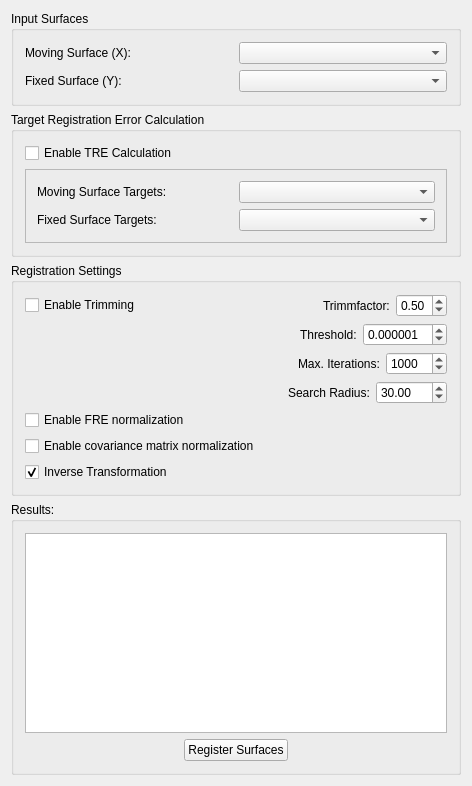
Above: Plugins/org.mitk.gui.qt.surfaceregistration/src/internal/QmitkSurfaceRegistrationViewControls.ui from MITK/MITK before the change. Below: the same form after it.
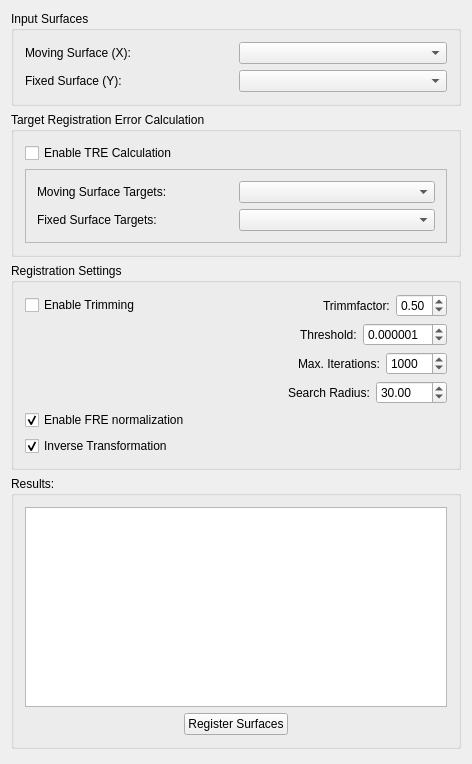
That is the form after the change. Custom widgets are drawn as their Qt base class.

The edit to the form file:
```diff
--- a/Plugins/org.mitk.gui.qt.surfaceregistration/src/internal/QmitkSurfaceRegistrationViewControls.ui
+++ b/Plugins/org.mitk.gui.qt.surfaceregistration/src/internal/QmitkSurfaceRegistrationViewControls.ui
@@ -301,6 +301,9 @@
           <property name="text">
            <string>Enable FRE normalization</string>
           </property>
+          <property name="checked">
+           <bool>true</bool>
+          </property>
          </widget>
         </item>
         <item>
@@ -318,30 +321,6 @@
         </item>
        </layout>
       </item>
-      <item>
-       <layout class="QHBoxLayout" name="horizontalLayout_13">
-        <item>
-         <widget class="QCheckBox" name="m_EnableCovarianceMatrixNormalization">
-          <property name="text">
-           <string>Enable covariance matrix normalization</string>
-          </property>
-         </widget>
-        </item>
-        <item>
-         <spacer name="horizontalSpacer_8">
-          <property name="orientation">
-           <enum>Qt::Horizontal</enum>
-          </property>
-          <property name="sizeHint" stdset="0">
-           <size>
-            <width>40</width>
-            <height>20</height>
-           </size>
-          </property>
-         </spacer>
-        </item>
-       </layout>
-      </item>
       <item>
        <layout class="QHBoxLayout" name="horizontalLayout_11">
         <item>
```
